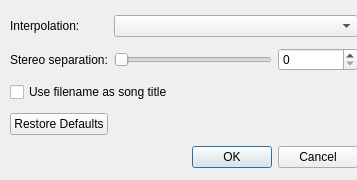
Above: qmmp/src/plugins/Input/openmpt/settingsdialog.ui from Greedysky/TTKMusicPlayer before the change. Below: the same form after it.
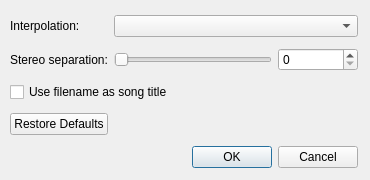
That is the form after the change.

Commit message: refactor: Resize setting dialog[472210]

```diff
--- a/qmmp/src/plugins/Input/openmpt/settingsdialog.ui
+++ b/qmmp/src/plugins/Input/openmpt/settingsdialog.ui
@@ -6,10 +6,22 @@
    <rect>
     <x>0</x>
     <y>0</y>
-    <width>357</width>
+    <width>370</width>
     <height>180</height>
    </rect>
   </property>
+  <property name="minimumSize">
+   <size>
+    <width>370</width>
+    <height>180</height>
+   </size>
+  </property>
+  <property name="maximumSize">
+   <size>
+    <width>370</width>
+    <height>180</height>
+   </size>
+  </property>
   <property name="windowTitle">
    <string>OpenMPT Plugin Settings</string>
   </property>
```
